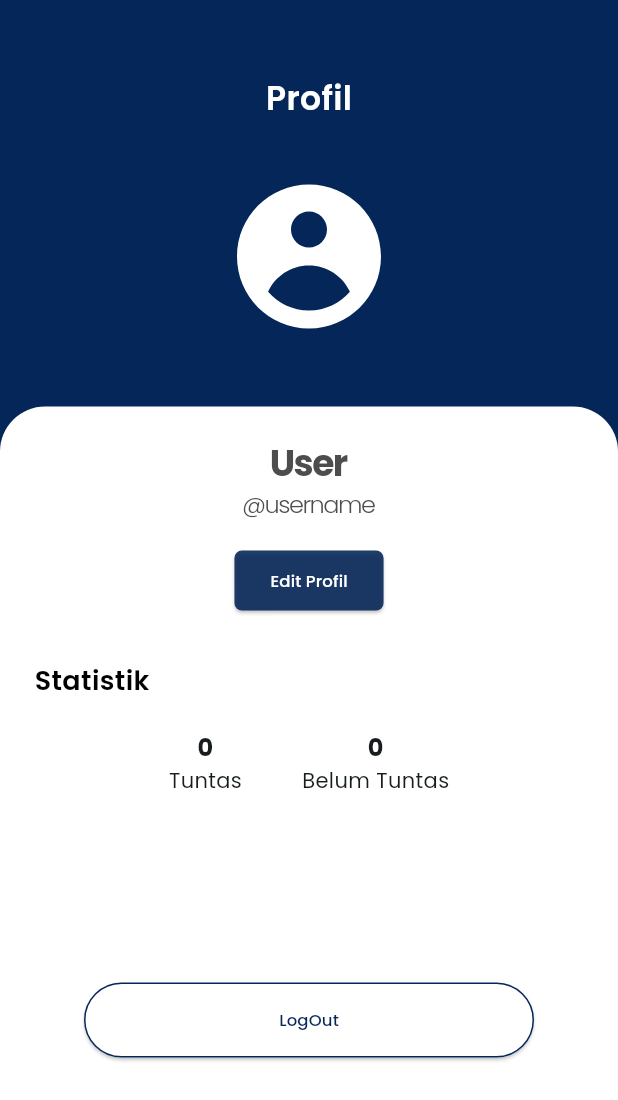
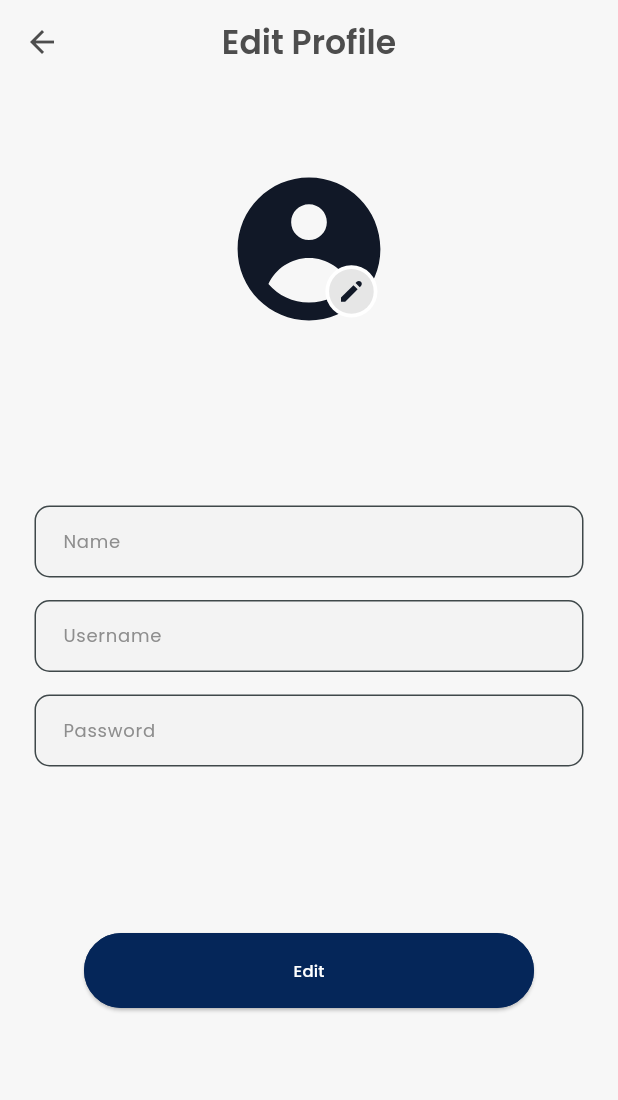
Before and after one commit to syadajah/TugasKU_APP, a Flutter app: the Profile screen opened directly, after a tap on "Edit Profil", on a phone screen of 412 x 824 dp. Shown: the top 1100 px of the screen. Run offline on Flutter 3.47's test engine with Material 3 defaults, Android fonts, the phone set to English and light mode, and no system bars; our stand-ins replace flutter_svg, get, heroicons, smooth_page_indicator.

Commit message:
Update ui

```diff
--- a/lib/main.dart
+++ b/lib/main.dart
@@ -1,6 +1,8 @@
 import 'package:flutter/material.dart';
 import 'package:tugasku/screen/auth_login.dart';
 import 'package:tugasku/screen/create_task.dart';
+import 'package:tugasku/screen/detail_tugas.dart';
+import 'package:tugasku/screen/edit_profile.dart';
 import 'package:tugasku/screen/history.dart';
 import 'package:tugasku/screen/homepage.dart';
 import 'package:tugasku/screen/profile.dart';
--- a/lib/screen/auth_login.dart
+++ b/lib/screen/auth_login.dart
@@ -115,7 +115,7 @@ class _AuthLoginState extends State<AuthLogin> {
                           decoration: InputDecoration(
                             filled: true,
                             fillColor: Color.fromARGB(225, 242, 242, 242),
-                            labelText: "Kata Sandi",
+                            labelText: "Password",
                             labelStyle: TextStyle(
                               fontFamily: "Poppins",
                               fontSize: 12,
--- a/lib/screen/auth_register.dart
+++ b/lib/screen/auth_register.dart
@@ -142,7 +142,7 @@ class _AuthRegisterState extends State<AuthRegister> {
                           decoration: InputDecoration(
                             filled: true,
                             fillColor: Color.fromARGB(225, 242, 242, 242),
-                                  labelText: "Kata Sandi",
+                            labelText: "Password",
                             labelStyle: TextStyle(
                               fontFamily: "Poppins",
                               fontSize: 12,
@@ -170,8 +170,7 @@ class _AuthRegisterState extends State<AuthRegister> {
                           child: ElevatedButton(
                               onPressed: () {},
                               style: ElevatedButton.styleFrom(
-                                      backgroundColor:
-                                          Color.fromARGB(225, 5, 38, 89),
+                                backgroundColor: Color.fromARGB(225, 5, 38, 89),
                                 foregroundColor: Colors.white,
                               ),
                               child: const Text(
@@ -185,6 +184,9 @@ class _AuthRegisterState extends State<AuthRegister> {
                 ),
               ),
             ],
-                ))));
+          ),
+        ),
+      ),
+    );
   }
 }
--- /dev/null
+++ b/lib/screen/edit_profile.dart
@@ -0,0 +1,129 @@
+import 'package:flutter/material.dart';
+import 'package:flutter_svg/svg.dart';
+
+class EditProfile extends StatelessWidget {
+  const EditProfile({super.key});
+
+  @override
+  Widget build(BuildContext context) {
+    return Scaffold(
+      appBar: AppBar(
+        leading: IconButton(
+          icon: Icon(Icons.arrow_back,color: Color(0xff4D4D4D)),
+          onPressed: () => Navigator.of(context).pop(),
+        ),
+        title: Text("Edit Profile",
+            style: TextStyle(
+                fontWeight: FontWeight.w600,
+                fontFamily: "Poppins",
+                fontSize: 22,
+                color: Color(0xff4d4d4d))),
+        centerTitle: true,
+        elevation: 0,
+        backgroundColor: Color(0xffF7F7F7),
+        foregroundColor: Colors.black,
+      ),
+      body: Container(
+        width: MediaQuery.of(context).size.width,
+        height: MediaQuery.of(context).size.height,
+        color: Color(0xfff7f7f7),
+        child: Padding(
+          padding: const EdgeInsets.only(top: 50, left: 23, right: 23),
+          child: Column(
+            crossAxisAlignment: CrossAxisAlignment.center,
+            children: [
+              SvgPicture.asset(
+                "assets/icon/Profile_edit.svg",
+                width: 120,
+                height: 120,
+              ),
+              SizedBox(
+                height: 111,
+              ),
+              TextField(
+                decoration: InputDecoration(
+                  filled: true,
+                  fillColor: Color.fromARGB(225, 242, 242, 242),
+                  labelText: "Name",
+                  labelStyle: TextStyle(
+                    fontFamily: "Poppins",
+                    fontSize: 12,
+                    color: Color.fromARGB(225, 128, 128, 128),
+                  ),
+                  border: OutlineInputBorder(
+                    borderSide: BorderSide(color: Color(0xffb3b3b3), width: 1),
+                    borderRadius: BorderRadius.circular(10),
+                  ),
+                  contentPadding:
+                      EdgeInsets.symmetric(vertical: 5, horizontal: 15),
+                ),
+              ),
+              SizedBox(height: 15),
+              TextField(
+                decoration: InputDecoration(
+                  filled: true,
+                  fillColor: Color.fromARGB(225, 242, 242, 242),
+                  labelText: "Username",
+                  labelStyle: TextStyle(
+                    fontFamily: "Poppins",
+                    fontSize: 12,
+                    color: Color.fromARGB(225, 128, 128, 128),
+                  ),
+                  border: OutlineInputBorder(
+                    borderSide: BorderSide(color: Color(0xffb3b3b3), width: 1),
+                    borderRadius: BorderRadius.circular(10),
+                  ),
+                  contentPadding:
+                      EdgeInsets.symmetric(vertical: 5, horizontal: 15),
+                ),
+              ),
+              SizedBox(
+                height: 15,
+              ),
+              TextField(
+                decoration: InputDecoration(
+                  filled: true,
+                  fillColor: Color.fromARGB(225, 242, 242, 242),
+                  labelText: "Password",
+                  labelStyle: TextStyle(
+                    fontFamily: "Poppins",
+                    fontSize: 12,
+                    color: Color.fromARGB(225, 128, 128, 128),
+                  ),
+                  border: OutlineInputBorder(
+                    borderSide: BorderSide(color: Color(0xffb3b3b3), width: 1),
+                    borderRadius: BorderRadius.circular(10),
+                  ),
+                  contentPadding:
+                      EdgeInsets.symmetric(vertical: 5, horizontal: 15),
+                ),
+              ),
+              SizedBox(
+                height: 111,
+              ),
+              SizedBox(
+                width: 300,
+                height: 50,
+                child: ElevatedButton(
+                  onPressed: () {},
+                  style: ElevatedButton.styleFrom(
+                    backgroundColor: Color(0xff052659),
+                    foregroundColor: Color(0xffffffff),
+                    side: BorderSide(width: 1, color: Color(0xff052659)),
+                    shape: RoundedRectangleBorder(
+                      borderRadius: BorderRadius.circular(50),
+                    ),
+                  ),
+                  child: Text(
+                    "Edit",
+                    style: TextStyle(fontFamily: "Poppins", fontSize: 11),
+                  ),
+                ),
+              ),
+            ],
+          ),
+        ),
+      ),
+    );
+  }
+}
--- a/lib/screen/profile.dart
+++ b/lib/screen/profile.dart
@@ -1,5 +1,6 @@
 import 'package:flutter/material.dart';
 import 'package:flutter_svg/svg.dart';
+import 'package:tugasku/screen/edit_profile.dart';
 
 class Profile extends StatelessWidget {
   const Profile({super.key});
@@ -7,6 +8,22 @@ class Profile extends StatelessWidget {
   @override
   Widget build(BuildContext context) {
     return Scaffold(
+      appBar: AppBar(
+        leading: IconButton(
+          icon: Icon(Icons.arrow_back, color: Color(0xffffffff),),
+          onPressed: () => Navigator.of(context).pop(),
+        ),
+        title: Text("Detail",
+            style: TextStyle(
+                fontWeight: FontWeight.w600,
+                fontFamily: "Poppins",
+                fontSize: 22,
+                color: Color(0xffffffff))),
+        centerTitle: true,
+        elevation: 0,
+        backgroundColor: Color(0xff052659),
+        foregroundColor: Colors.black,
+      ),
       body: Container(
         width: MediaQuery.of(context).size.width,
         height: MediaQuery.of(context).size.height,
@@ -16,15 +33,6 @@ class Profile extends StatelessWidget {
           child: Column(
             crossAxisAlignment: CrossAxisAlignment.center,
             children: [
-              Text(
-                "Profil",
-                style: TextStyle(
-                    fontFamily: "Poppins",
-                    fontSize: 22,
-                    fontWeight: FontWeight.w600,
-                    color: Color(0XFFFFFFFF)),
-              ),
-              SizedBox(height: 30),
               SvgPicture.asset(
                 "assets/icon/user-circle.svg",
                 width: 120,
@@ -74,7 +82,14 @@ class Profile extends StatelessWidget {
                               ),
                               SizedBox(height: 15),
                               ElevatedButton(
-                                onPressed: () {},
+                                onPressed: () {
+                                  Navigator.push(
+                                    context,
+                                    MaterialPageRoute(
+                                      builder: (context) => EditProfile(),
+                                    ),
+                                  );
+                                },
                                 style: ElevatedButton.styleFrom(
                                   backgroundColor:
                                       Color.fromARGB(225, 5, 38, 89),
--- a/pubspec.yaml
+++ b/pubspec.yaml
@@ -96,6 +96,8 @@ flutter:
     - assets/icon/arrow-down.svg
     - assets/icon/calendar.svg
     - assets/icon/user-circle.svg
+    - assets/icon/Profile_edit.svg
+    - assets/icon/clock.svg
 
   fonts:
     - family: Poppins
```
Also changed, not shown: lib/screen/detail_tugas.dart (added, +162 -0 lines), assets/icon/Profile_edit.svg (added), assets/icon/clock.svg (added), pubspec.lock, 4 other files. Lines whose indentation alone changed are shown as unchanged.
